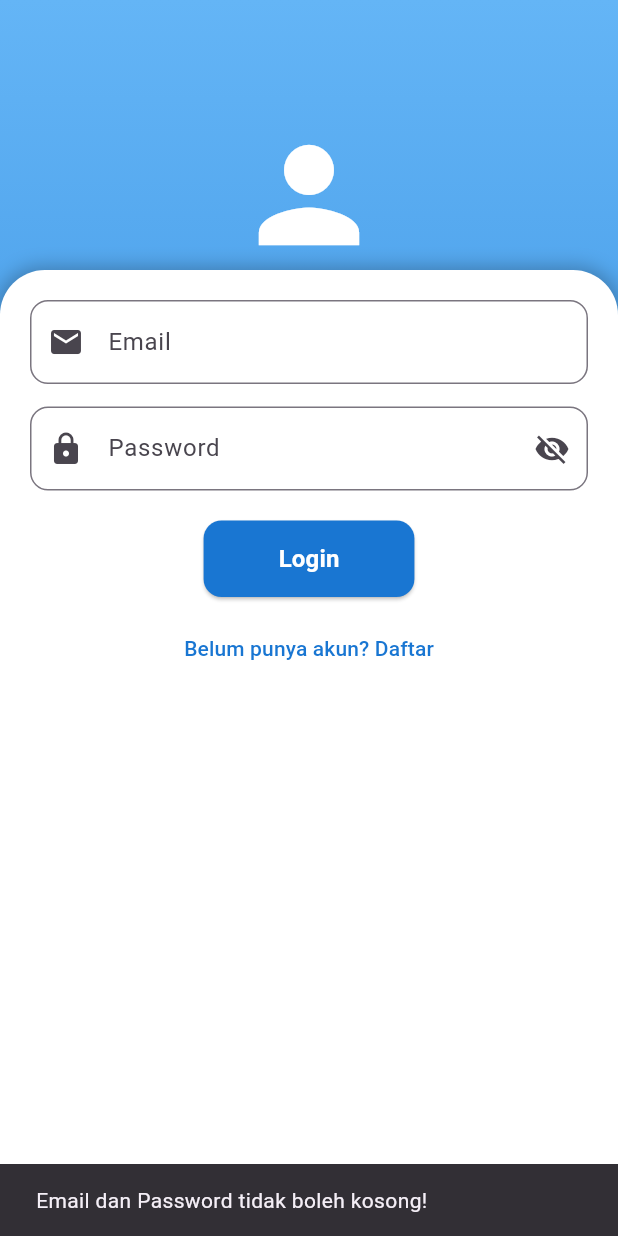
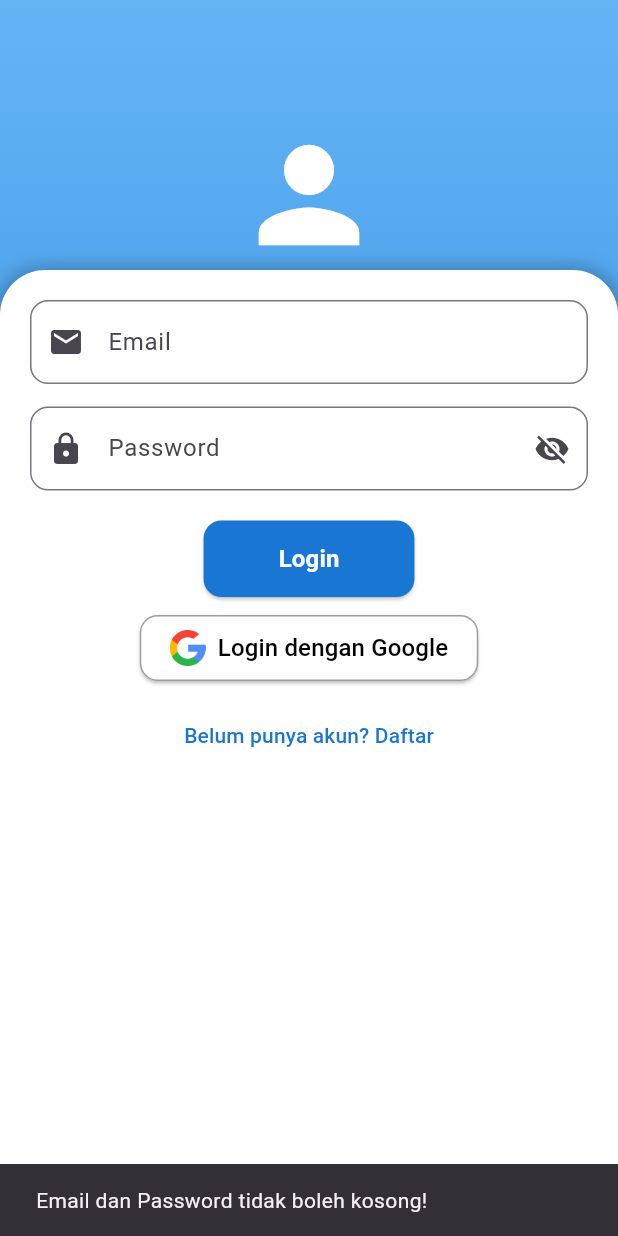
Before and after one commit to yusronShlh/to-do-apps2-flutter, a Flutter app: the screen it shows after launch, after a tap on "Login", on a phone screen of 412 x 824 dp. Run offline on Flutter 3.47's test engine with Material 3 defaults, Android fonts, the phone set to English and light mode, and no system bars; our stand-ins replace awesome_dialog, firebase_auth, firebase_core, google_sign_in, shared_preferences; accounts and stored records are empty.

Commit message:
menambahkan filtur baru untuk login

```diff
--- a/lib/pages/home_page.dart
+++ b/lib/pages/home_page.dart
@@ -134,7 +134,7 @@ class _HomePageState extends State<HomePage> {
     return Scaffold(
       appBar: AppBar(
         title: Text(
-          "To-Do List",
+          "Catatan harian",
           style: TextStyle(fontWeight: FontWeight.bold),
         ),
         centerTitle: true,
--- a/lib/pages/login_page.dart
+++ b/lib/pages/login_page.dart
@@ -34,6 +34,23 @@ class _LoginPageState extends State<LoginPage> {
     String? errorMessage = await authProvider.login(email, password);
 
     setState(() => isLoading = false);
+
+    if (errorMessage != null) {
+      ScaffoldMessenger.of(
+        context,
+      ).showSnackBar(SnackBar(content: Text(errorMessage)));
+    } else {
+      Navigator.pushReplacement(
+        context,
+        MaterialPageRoute(builder: (context) => HomePage()),
+      );
+    }
+  }
+
+  void _loginWithGoogle() async {
+    final authProvider = Provider.of<AuthProvider>(context, listen: false);
+
+    String? errorMessage = await authProvider.signInWithGoogle();
 
     if (errorMessage != null) {
       ScaffoldMessenger.of(
@@ -147,6 +164,30 @@ class _LoginPageState extends State<LoginPage> {
                             ),
                           ),
                       SizedBox(height: 10),
+                      ElevatedButton.icon(
+                        onPressed: _loginWithGoogle,
+                        style: ElevatedButton.styleFrom(
+                          backgroundColor: Colors.white,
+                          foregroundColor: Colors.black,
+                          shape: RoundedRectangleBorder(
+                            borderRadius: BorderRadius.circular(12),
+                            side: BorderSide(color: Colors.grey),
+                          ),
+                          padding: EdgeInsets.symmetric(
+                            horizontal: 20,
+                            vertical: 10,
+                          ),
+                        ),
+                        icon: Image.asset(
+                          'assets/images/google_logo.png',
+                          height: 24,
+                        ),
+                        label: Text(
+                          "Login dengan Google",
+                          style: TextStyle(fontSize: 16),
+                        ),
+                      ),
+                      SizedBox(height: 10),
                       TextButton(
                         onPressed:
                             () => Navigator.push(
--- a/pubspec.yaml
+++ b/pubspec.yaml
@@ -39,6 +39,7 @@ dependencies:
   firebase_core: ^3.12.1
   firebase_auth: ^5.5.1
   provider: ^6.1.2
+  google_sign_in: ^6.3.0
 
 dev_dependencies:
   flutter_test:
@@ -63,7 +64,7 @@ flutter:
 
   # To add assets to your application, add an assets section, like this:
   assets:
-    - assets/images/ceklis.png
+    - assets/images/
   #   - images/a_dot_ham.jpeg
 
   # An image asset can refer to one or more resolution-specific "variants", see
```
Also changed, not shown: lib/pages/register_page.dart (+108 -26 lines), lib/provider/auth_provider.dart (+65 -3 lines), assets/images/google_logo.png (added), pubspec.lock, 1 other file.
